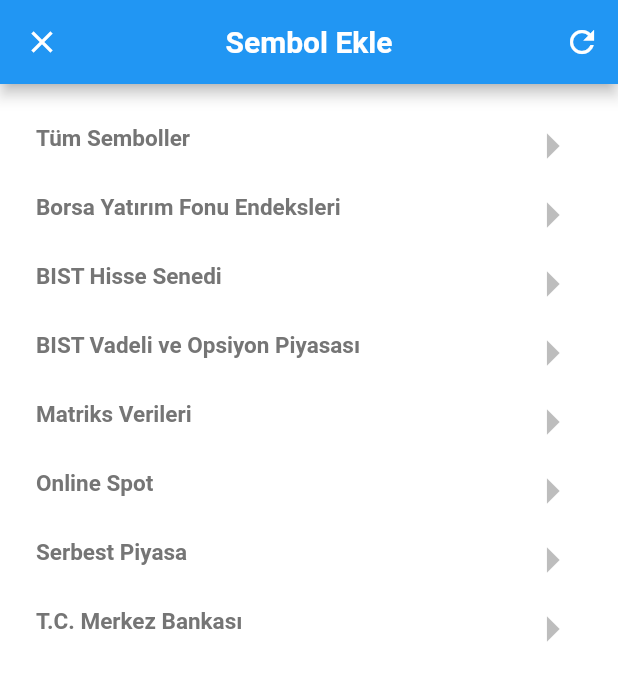
After one commit to mrtagca/investExtraFlutter, a Flutter app: the SymbolAdd screen opened by its route, on a phone screen of 412 x 824 dp. The commit adds this screen. Shown: the top 681 px of the screen. Run offline on Flutter 3.47's test engine with Material 2 defaults, Android fonts, the phone set to English and light mode, and no system bars; our stand-ins replace email_validator, flutter_slidable, syncfusion_flutter_charts; network calls fail.

Commit message:
sembol ekle sayfasının tasarım taslağı tamamlandı

```diff
--- a/lib/helpers/routeHelper.dart
+++ b/lib/helpers/routeHelper.dart
@@ -4,12 +4,14 @@
 import 'package:flutter/material.dart';
 import 'package:investextraqnb/alarm.dart';
 import 'package:investextraqnb/alarmPage.dart';
+import 'package:investextraqnb/followingSettings.dart';
 import 'package:investextraqnb/home.dart';
 import 'package:investextraqnb/investAdvise.dart';
 import 'package:investextraqnb/login.dart';
 import 'package:investextraqnb/myPage.dart';
 import 'package:investextraqnb/myPageSettings.dart';
 import 'package:investextraqnb/prices.dart';
+import 'package:investextraqnb/symbolAdd.dart';
 import 'package:investextraqnb/symbolDetail.dart';
 
 class RouteGenerator {
@@ -85,6 +87,20 @@
           return IosRoute(Prices(), settings: settings);
         }
         break;
+      case "followingSettings":
+        if (Platform.isAndroid) {
+          return AndroidRoute(FollowingSettings(), settings: settings);
+        } else if (Platform.isIOS) {
+          return IosRoute(FollowingSettings(), settings: settings);
+        }
+        break;
+      case "symbolAdd":
+        if (Platform.isAndroid) {
+          return AndroidRoute(SymbolAdd(), settings: settings);
+        } else if (Platform.isIOS) {
+          return IosRoute(SymbolAdd(), settings: settings);
+        }
+        break;
       default:
         return MaterialPageRoute(
             builder: (context) => Home(), settings: settings);
--- a/lib/myPageSettings.dart
+++ b/lib/myPageSettings.dart
@@ -106,4 +106,5 @@
       },
     );
   }
+
 }
--- /dev/null
+++ b/lib/symbolAdd.dart
@@ -0,0 +1,84 @@
+import 'package:flutter/material.dart';
+
+class SymbolAdd extends StatefulWidget {
+  const SymbolAdd({super.key});
+
+  @override
+  State<SymbolAdd> createState() => _SymbolAddState();
+}
+
+class _SymbolAddState extends State<SymbolAdd> {
+  @override
+  Widget build(BuildContext context) {
+    return Scaffold(
+      appBar: AppBar(
+        centerTitle: true,
+        title: Text("Sembol Ekle"),
+        leading: IconButton(
+          onPressed: () {
+            Navigator.of(context).pop();
+          },
+          icon: Icon(Icons.close),
+        ),
+        actions: [IconButton(onPressed: () {}, icon: Icon(Icons.refresh))],
+      ),
+      body: Container(
+        height: MediaQuery.of(context).size.height,
+        decoration: BoxDecoration(color: Colors.amber),
+        child: SingleChildScrollView(
+          child: Row(
+            children: [
+              Expanded(
+                child: Container(
+                  height: MediaQuery.of(context).size.height,
+                  decoration: BoxDecoration(color: Colors.white),
+                  child: ListView(children: [
+                    generateSymbolTypeItem("Tüm Semboller", () {}),
+                    generateSymbolTypeItem(
+                        "Borsa Yatırım Fonu Endeksleri", () {}),
+                    generateSymbolTypeItem("BIST Hisse Senedi", () {}),
+                    generateSymbolTypeItem(
+                        "BIST Vadeli ve Opsiyon Piyasası", () {}),
+                    generateSymbolTypeItem("Matriks Verileri", () {}),
+                    generateSymbolTypeItem("Online Spot", () {}),
+                    generateSymbolTypeItem("Serbest Piyasa", () {}),
+                    generateSymbolTypeItem("T.C. Merkez Bankası", () {}),
+                  ]),
+                ),
+              )
+            ],
+          ),
+        ),
+      ),
+    );
+  }
+
+  Column generateSymbolTypeItem(String title, void Function()? onTap) {
+    return Column(
+      children: [
+        Padding(
+          padding: const EdgeInsets.all(8.0),
+          child: SizedBox(
+            height: 30,
+            child: ListTile(
+              onTap: onTap,
+              trailing: Icon(
+                Icons.arrow_right,
+                size: 40,
+                color: Colors.grey[400],
+              ),
+              title: Text(
+                title,
+                style: TextStyle(
+                  color: Colors.grey[600],
+                  fontSize: 15,
+                  fontFamily: "RobotoBold",
+                ),
+              ),
+            ),
+          ),
+        ),
+      ],
+    );
+  }
+}
```
Also changed, not shown: lib/alarmPage.dart (+15 -15 lines), lib/followingSettings.dart (added, +100 -0 lines), lib/prices.dart (+11 -3 lines).
